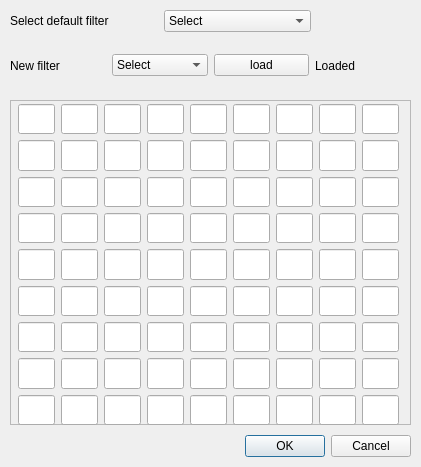
dejuata/ConvertirdorRGB, file settingsfilter.ui: the form before one commit.
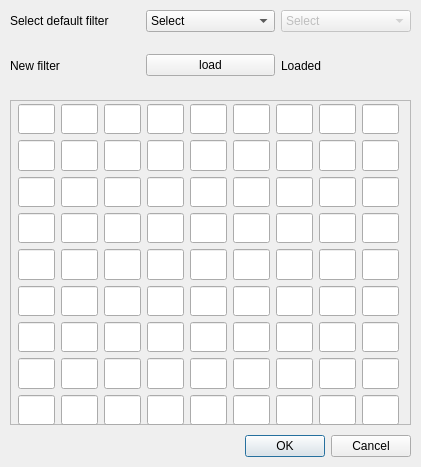
The form after the commit.

The edit to the form file:
```diff
--- a/settingsfilter.ui
+++ b/settingsfilter.ui
@@ -2127,34 +2127,10 @@
        </widget>
       </item>
       <item>
-       <spacer name="horizontalSpacer">
-        <property name="orientation">
-         <enum>Qt::Horizontal</enum>
-        </property>
-        <property name="sizeType">
-         <enum>QSizePolicy::Fixed</enum>
-        </property>
-        <property name="sizeHint" stdset="0">
-         <size>
-          <width>100</width>
-          <height>20</height>
-         </size>
-        </property>
-       </spacer>
-      </item>
-     </layout>
-    </item>
-    <item>
-     <layout class="QHBoxLayout" name="horizontalLayout">
-      <item>
-       <widget class="QLabel" name="label">
-        <property name="text">
-         <string>New filter</string>
-        </property>
-       </widget>
-      </item>
-      <item>
        <widget class="QComboBox" name="selectFilter">
+        <property name="enabled">
+         <bool>false</bool>
+        </property>
         <item>
          <property name="text">
           <string>Select</string>
@@ -2182,6 +2158,17 @@
         </item>
        </widget>
       </item>
+     </layout>
+    </item>
+    <item>
+     <layout class="QHBoxLayout" name="horizontalLayout">
+      <item>
+       <widget class="QLabel" name="label">
+        <property name="text">
+         <string>New filter</string>
+        </property>
+       </widget>
+      </item>
       <item>
        <widget class="QPushButton" name="btnLoad">
         <property name="text">
@@ -2196,6 +2183,22 @@
         </property>
        </widget>
       </item>
+      <item>
+       <spacer name="horizontalSpacer">
+        <property name="orientation">
+         <enum>Qt::Horizontal</enum>
+        </property>
+        <property name="sizeType">
+         <enum>QSizePolicy::Fixed</enum>
+        </property>
+        <property name="sizeHint" stdset="0">
+         <size>
+          <width>0</width>
+          <height>20</height>
+         </size>
+        </property>
+       </spacer>
+      </item>
      </layout>
     </item>
    </layout>
```
